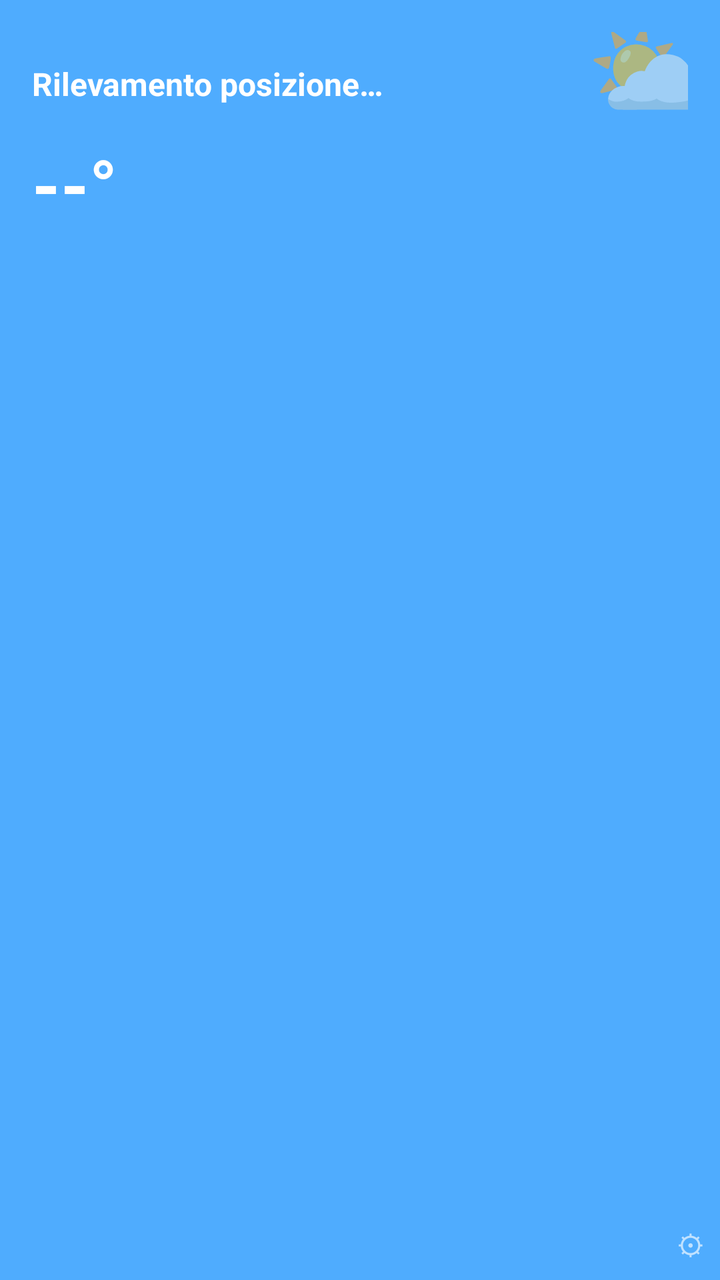
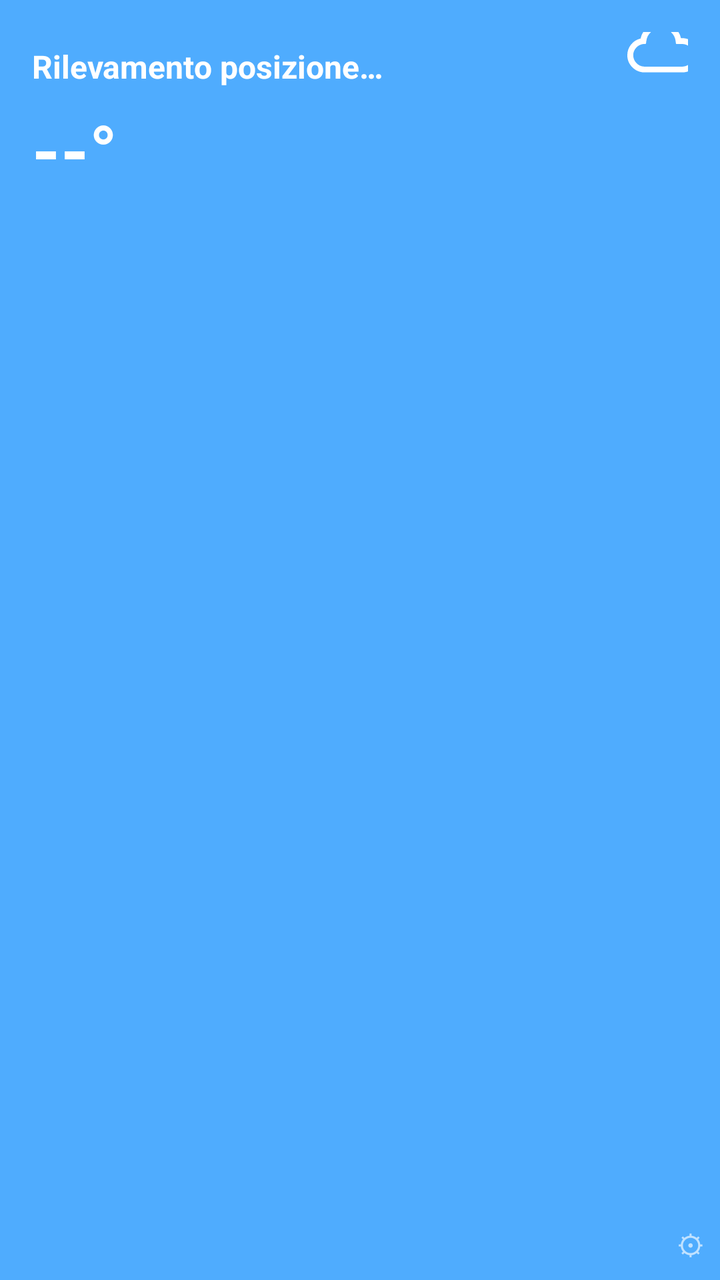

The first picture is an Android layout as it rendered before a commit; the second is the same layout after the commit. The layout source and the unified diff follow.
<!-- AndroidManifest.xml: application theme Theme.AppCompat.Light.NoActionBar -->
<!-- res/layout/weather_widget_small.xml -->
<?xml version="1.0" encoding="utf-8"?>
<FrameLayout xmlns:android="http://schemas.android.com/apk/res/android"
    android:layout_width="match_parent"
    android:layout_height="match_parent">

    <LinearLayout
        android:id="@+id/widget_root"
        android:layout_width="match_parent"
        android:layout_height="match_parent"
        android:orientation="vertical"
        android:background="#4facfe"
        android:padding="16dp">

        <LinearLayout
            android:layout_width="match_parent"
            android:layout_height="wrap_content"
            android:orientation="horizontal"
            android:clipChildren="false">

            <TextView
                android:id="@+id/city_text"
                android:layout_width="0dp"
                android:layout_height="wrap_content"
                android:layout_weight="1"
                android:layout_gravity="center_vertical"
                android:text="Rilevamento posizione…"
                android:textColor="#FFFFFF"
                android:textSize="16sp"
                android:textStyle="bold" />

            
            <TextView
                android:id="@+id/icon_text"
                android:layout_width="wrap_content"
                android:layout_height="wrap_content"
                android:layout_marginTop="-18dp"
                android:layout_marginEnd="-14dp"
                android:text="⛅"
                android:textSize="52sp" />
        </LinearLayout>

        <TextView
            android:id="@+id/temp_text"
            android:layout_width="wrap_content"
            android:layout_height="wrap_content"
            android:text="--°"
            android:textColor="#FFFFFF"
            android:textSize="36sp"
            android:textStyle="bold" />

        <TextView
            android:id="@+id/desc_text"
            android:layout_width="wrap_content"
            android:layout_height="wrap_content"
            android:text=""
            android:textColor="#FFFFFF"
            android:textSize="13sp" />

    </LinearLayout>

    <TextView
        android:id="@+id/settings_icon"
        android:layout_width="wrap_content"
        android:layout_height="wrap_content"
        android:layout_gravity="bottom|end"
        android:padding="8dp"
        android:text="⚙"
        android:textColor="#FFFFFF"
        android:alpha="0.65"
        android:textSize="14sp" />

</FrameLayout>
<!-- resources referenced by this layout -->
<resources>

</resources>

<!-- the commit's change to res/layout/weather_widget_small.xml (unified diff, before → after) -->
@@ -29,14 +29,13 @@
                 android:textStyle="bold" />
 
             
-            <TextView
+            <ImageView
                 android:id="@+id/icon_text"
-                android:layout_width="wrap_content"
-                android:layout_height="wrap_content"
+                android:layout_width="52dp"
+                android:layout_height="52dp"
                 android:layout_marginTop="-18dp"
                 android:layout_marginEnd="-14dp"
-                android:text="⛅"
-                android:textSize="52sp" />
+                android:src="@drawable/ic_weather_cloudy" />
         </LinearLayout>
 
         <TextView
<!-- resource entries referenced after the edit -->
@@ -1,5 +1,15 @@
 <!-- resources referenced by this layout -->
 <resources>
-
+  <!-- drawable ic_weather_cloudy (drawable) -->
+  <?xml version="1.0" encoding="utf-8"?>
+  <vector xmlns:android="http://schemas.android.com/apk/res/android"
+      android:width="24dp"
+      android:height="24dp"
+      android:viewportWidth="30"
+      android:viewportHeight="30">
+      <path
+          android:fillColor="#FFFFFF"
+          android:pathData="M4.61,16.88c0-1.15,0.36-2.17,1.08-3.07c0.72-0.9,1.63-1.48,2.74-1.73c0.31-1.37,1.02-2.49,2.11-3.37s2.35-1.32,3.76-1.32 c1.38,0,2.61,0.43,3.69,1.28s1.78,1.95,2.1,3.29h0.33c0.9,0,1.73,0.22,2.49,0.65s1.37,1.03,1.81,1.79c0.44,0.76,0.67,1.58,0.67,2.48 c0,0.88-0.21,1.7-0.63,2.45s-1,1.35-1.73,1.8c-0.73,0.45-1.54,0.69-2.41,0.72H9.41c-1.34-0.06-2.47-0.57-3.4-1.53 C5.08,19.37,4.61,18.22,4.61,16.88z M6.32,16.88c0,0.87,0.3,1.62,0.9,2.26s1.33,0.98,2.19,1.03h11.19c0.86-0.04,1.59-0.39,2.19-1.03 c0.61-0.64,0.91-1.4,0.91-2.26c0-0.88-0.33-1.63-0.98-2.27c-0.65-0.64-1.42-0.96-2.32-0.96H18.8c-0.11,0-0.17-0.06-0.17-0.18 l-0.07-0.57c-0.11-1.08-0.58-1.99-1.4-2.72c-0.82-0.73-1.77-1.1-2.86-1.1c-1.09,0-2.05,0.37-2.85,1.1 c-0.81,0.73-1.27,1.64-1.37,2.72l-0.08,0.57c0,0.12-0.07,0.18-0.2,0.18H9.27c-0.84,0.1-1.54,0.46-2.1,1.07S6.32,16.05,6.32,16.88z" />
+  </vector>
 </resources>
 
